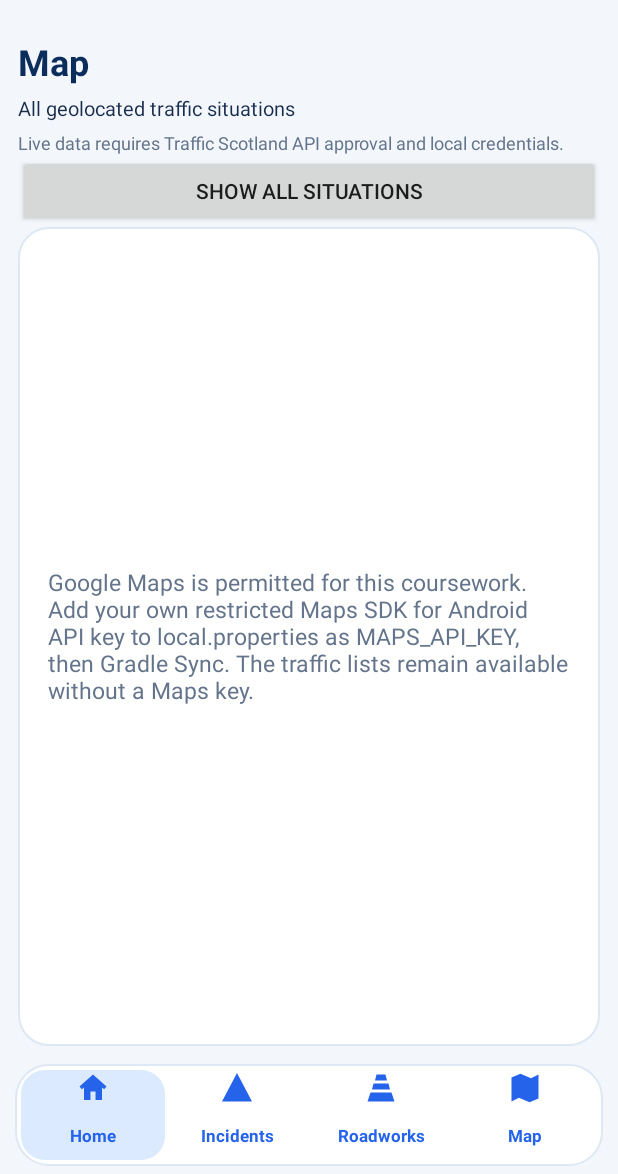
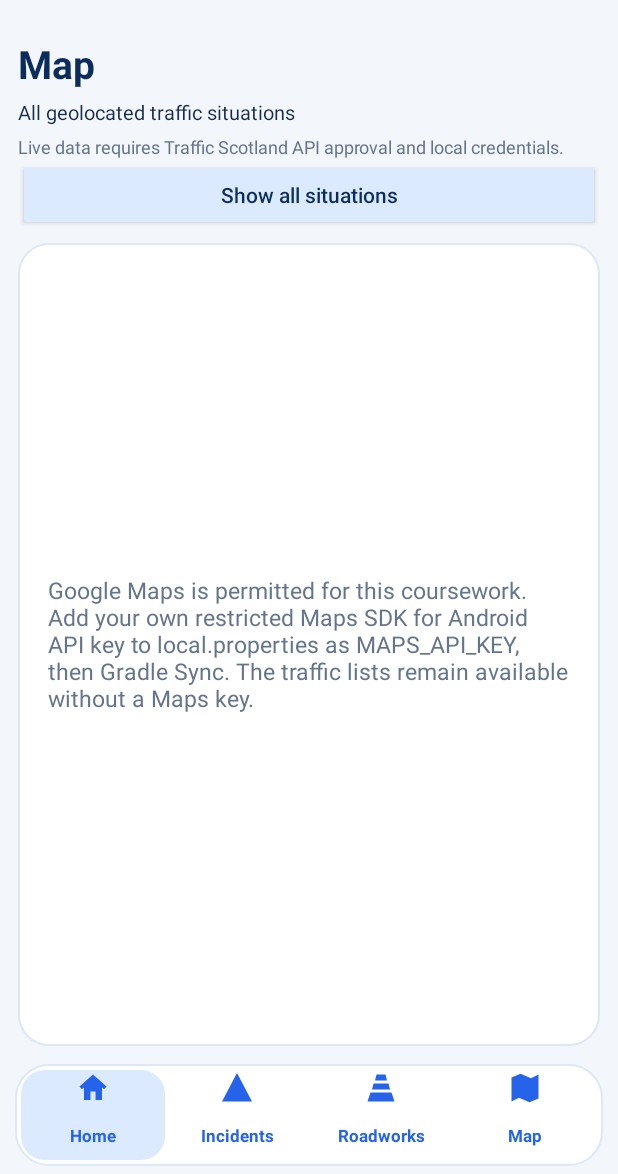
Before and after one commit to KirilBezmen/gcu-traffic-scotland-android, an Android app: the fragment TrafficMapFragment placed in its activity, on a phone screen of 412 x 824 dp, the part 62-1236 px from its top. Run offline under Robolectric (Android 15) with nearby library versions, the phone set to English and light mode, and no system bars.

Commit message:
ui(map): native map marker detail preview and consistent map controls

```diff
--- a/app/src/main/res/layout/fragment_map.xml
+++ b/app/src/main/res/layout/fragment_map.xml
@@ -9,7 +9,7 @@
         android:layout_height="wrap_content"
         android:text="@string/map"
         android:textColor="@color/navy"
-        android:textSize="24sp"
+        android:textSize="26sp"
         android:textStyle="bold" />
     <TextView
         android:id="@+id/mapSelection"
@@ -31,13 +31,17 @@
         android:id="@+id/clearMapSelection"
         android:layout_width="match_parent"
         android:layout_height="wrap_content"
-        android:text="@string/clear_selection" />
+        android:text="@string/clear_selection"
+        android:textAllCaps="false"
+        android:backgroundTint="@color/pale_blue"
+        android:textColor="@color/navy" />
     <FrameLayout
         android:id="@+id/mapContainer"
         android:layout_width="match_parent"
         android:layout_height="0dp"
         android:layout_weight="1"
-        android:background="@drawable/bg_card">
+        android:background="@drawable/bg_card"
+        android:layout_marginTop="8dp">
         <TextView
             android:id="@+id/mapHint"
             android:layout_width="match_parent"
@@ -47,5 +51,21 @@
             android:text="@string/map_loading"
             android:textColor="@color/subtitle"
             android:textSize="15sp" />
+        <!-- Marker preview shows real incident/roadworks values and opens Details. -->
+        <TextView
+            android:id="@+id/mapPreview"
+            android:layout_width="match_parent"
+            android:layout_height="wrap_content"
+            android:layout_gravity="bottom"
+            android:layout_margin="12dp"
+            android:background="@drawable/bg_card"
+            android:elevation="5dp"
+            android:padding="16dp"
+            android:textColor="@color/navy"
+            android:textSize="14sp"
+            android:ellipsize="end"
+            android:maxLines="4"
+            android:visibility="gone"
+            android:contentDescription="@string/map_preview_description" />
     </FrameLayout>
 </LinearLayout>
```
